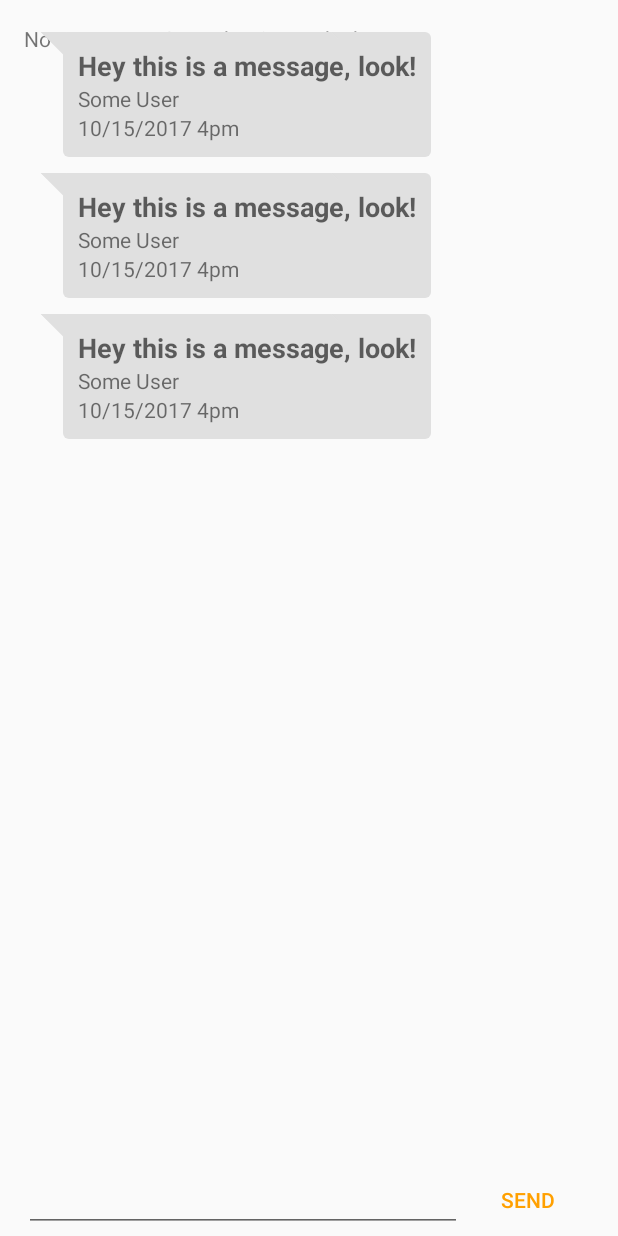
After one commit to MobileProgCS4322/OwlExchange, an Android app: the layout activity_item_chat.xml on its own in the app's theme, with its tools: preview values and no code run, on a phone screen of 412 x 824 dp. The commit adds this screen. Run offline under Robolectric (Android 15) with nearby library versions, the phone set to English and light mode, and no system bars.

Commit message:
primitive chatting added.  need to add notifications - filter if not user, and the all chats screen.

```diff
--- a/app/build.gradle
+++ b/app/build.gradle
@@ -53,4 +53,5 @@ dependencies {
 
 
 
+
 apply plugin: 'com.google.gms.google-services'
--- a/app/src/main/AndroidManifest.xml
+++ b/app/src/main/AndroidManifest.xml
@@ -59,7 +59,10 @@
         <activity
             android:name=".PostNewItemActivity"
             android:screenOrientation="portrait" />
-        <activity android:name=".ItemDetailActivity"></activity>
+        <activity android:name=".ItemDetailActivity" />
+        <activity
+            android:name=".ItemChatActivity"
+            android:label="@string/title_activity_item_chat"></activity>
     </application>
 
 </manifest>
--- a/app/src/main/java/cs4322si/myapplication/BasicActivity.java
+++ b/app/src/main/java/cs4322si/myapplication/BasicActivity.java
@@ -213,8 +213,12 @@ public class BasicActivity extends AppCompatActivity {
                     @Override
                     public void onItemClick(View view, int position) {
                         //Toast.makeText(getBaseContext(), model.category, Toast.LENGTH_SHORT).show();
+
+                        DatabaseReference itemRef = getRef(position);
+                        String itemKey = itemRef.getKey();
                         Intent i = new Intent(getBaseContext(), ItemDetailActivity.class);
                         i.putExtra("currentItem", (Parcelable) model);
+                        i.putExtra("itemKey", itemKey);
                         //BitmapDrawable drawable = (BitmapDrawable) holder.mPicture.getDrawable();
                         //Bitmap bitmap = drawable.getBitmap();
 
--- a/app/src/main/java/cs4322si/myapplication/Owlmessage.java
+++ b/app/src/main/java/cs4322si/myapplication/Owlmessage.java
@@ -11,18 +11,21 @@ public class Owlmessage {
     public String itemId;
     public String itemDescription;      //for convenience
 
+    public String message;      //for convenience
+
     public long timestamp = System.currentTimeMillis();
 
 
     public Owlmessage() {}
 
-    public Owlmessage(String senderUsername, String senderUserid, String receiverUsername, String receiverUserid, String itemId, String itemDescription) {
+    public Owlmessage(String senderUsername, String senderUserid, String receiverUsername, String receiverUserid, String itemId, String itemDescription, String message) {
         this.senderUsername = senderUsername;
         this.senderUserid = senderUserid;
         this.receiverUsername = receiverUsername;
         this.receiverUserid = receiverUserid;
         this.itemId = itemId;
         this.itemDescription = itemDescription;
+        this.message = message;
     }
 
 }
--- /dev/null
+++ b/app/src/main/res/drawable/ic_chat_message_arrow.xml
@@ -0,0 +1,15 @@
+<?xml version="1.0" encoding="utf-8"?>
+<rotate
+    xmlns:android="http://schemas.android.com/apk/res/android"
+    android:fromDegrees="45"
+    android:pivotX="-40%"
+    android:pivotY="87%"
+    android:toDegrees="45">
+    <shape
+        android:shape="rectangle">
+        <stroke
+            android:width="10dp"
+            android:color="@android:color/transparent" />
+        <solid android:color="@color/material_gray_300" />
+    </shape>
+</rotate>
--- /dev/null
+++ b/app/src/main/res/drawable/ic_chat_message_background.xml
@@ -0,0 +1,7 @@
+<?xml version="1.0" encoding="utf-8"?>
+<shape
+    xmlns:android="http://schemas.android.com/apk/res/android"
+    android:shape="rectangle">
+    <corners android:radius="4dp" />
+    <solid android:color="@color/material_gray_300" />
+</shape>
--- a/app/src/main/res/layout/activity_basic.xml
+++ b/app/src/main/res/layout/activity_basic.xml
@@ -22,8 +22,7 @@
 
     <include
         android:id="@+id/include"
-        layout="@layout/content_basic"
-        android:layout_weight="1" />
+        layout="@layout/content_basic" />
 
     <android.support.design.widget.FloatingActionButton
         android:id="@+id/fabMessaging"
--- /dev/null
+++ b/app/src/main/res/layout/activity_item_chat.xml
@@ -0,0 +1,57 @@
+<?xml version="1.0" encoding="utf-8"?>
+<RelativeLayout
+    xmlns:android="http://schemas.android.com/apk/res/android"
+    xmlns:tools="http://schemas.android.com/tools"
+    android:layout_width="match_parent"
+    android:layout_height="match_parent"
+    tools:context="cs4322si.myapplication.ItemChatActivity">
+
+    <TextView
+        android:id="@+id/emptyChatView"
+        android:layout_width="match_parent"
+        android:layout_height="wrap_content"
+        android:padding="16dp"
+        android:text="@string/start_chatting" />
+
+    <android.support.v7.widget.RecyclerView
+        android:id="@+id/messagesList"
+        android:layout_width="match_parent"
+        android:layout_height="match_parent"
+        android:layout_alignParentStart="true"
+        android:layout_alignParentLeft="true"
+        android:layout_alignParentTop="true"
+        android:clipToPadding="false"
+        android:padding="16dp"
+        tools:listitem="@layout/message" />
+
+    <LinearLayout
+        android:id="@+id/footer"
+        android:layout_width="match_parent"
+        android:layout_height="wrap_content"
+        android:layout_alignParentStart="true"
+        android:layout_alignParentLeft="true"
+        android:layout_alignParentBottom="true"
+        android:paddingStart="16dp"
+        android:paddingEnd="16dp"
+        android:paddingLeft="16dp"
+        android:orientation="horizontal">
+
+        <EditText
+            android:id="@+id/messageEdit"
+            android:layout_width="0dp"
+            android:layout_height="wrap_content"
+            android:layout_weight="1"
+            android:imeOptions="actionDone"
+            android:inputType="text" />
+
+        <Button
+            android:id="@+id/sendButton"
+            style="@style/Widget.AppCompat.Button.Borderless.Colored"
+            android:layout_width="wrap_content"
+            android:layout_height="wrap_content"
+            android:layout_gravity="bottom|end"
+            android:text="@string/send" />
+
+    </LinearLayout>
+
+</RelativeLayout>
--- a/app/src/main/res/layout/itemlayout.xml
+++ b/app/src/main/res/layout/itemlayout.xml
@@ -24,6 +24,7 @@
                 android:layout_height="wrap_content"
                 android:text="title"
                 android:textAlignment="textStart"
+                android:gravity="start"
                 android:textSize="18sp" />
 
             <TextView
@@ -32,6 +33,7 @@
                 android:layout_height="wrap_content"
                 android:text="category"
                 android:textAlignment="textStart"
+                android:gravity="start"
                 android:textSize="18sp" />
 
             <TextView
@@ -40,6 +42,7 @@
                 android:layout_height="wrap_content"
                 android:text="seller"
                 android:textAlignment="textStart"
+                android:gravity="start"
                 android:textSize="18sp" />
 
         </LinearLayout>
--- /dev/null
+++ b/app/src/main/res/layout/message.xml
@@ -0,0 +1,70 @@
+<?xml version="1.0" encoding="utf-8"?>
+<RelativeLayout
+    xmlns:android="http://schemas.android.com/apk/res/android"
+    xmlns:tools="http://schemas.android.com/tools"
+    android:id="@+id/message_container"
+    android:layout_width="match_parent"
+    android:layout_height="wrap_content"
+    android:paddingTop="5dp"
+    android:paddingBottom="5dp">
+
+    <FrameLayout
+        android:id="@+id/left_arrow"
+        android:layout_width="50dp"
+        android:layout_height="50dp"
+        android:layout_marginStart="2dp"
+        android:layout_marginLeft="2dp"
+        android:background="@drawable/ic_chat_message_arrow"
+        android:rotation="180" />
+
+
+    <LinearLayout
+        android:id="@+id/message"
+        android:layout_width="wrap_content"
+        android:layout_height="wrap_content"
+        android:layout_marginLeft="26dp"
+        android:layout_marginRight="26dp"
+        android:background="@drawable/ic_chat_message_background"
+        android:orientation="vertical"
+        android:padding="10dp">
+
+        <TextView
+            android:id="@+id/message_text"
+            style="@style/TextAppearance.AppCompat.Medium"
+            android:layout_width="wrap_content"
+            android:layout_height="wrap_content"
+            android:textIsSelectable="true"
+            android:textStyle="bold"
+            tools:text="Hey this is a message, look!" />
+
+        <TextView
+            android:id="@+id/name_text"
+            style="@style/TextAppearance.AppCompat.Small"
+            android:layout_width="wrap_content"
+            android:layout_height="wrap_content"
+            android:textIsSelectable="true"
+            tools:text="Some User" />
+
+        <TextView
+            android:id="@+id/timestamp_text"
+            style="@style/TextAppearance.AppCompat.Small"
+            android:layout_width="match_parent"
+            android:layout_height="wrap_content"
+            android:textIsSelectable="true"
+            tools:text="10/15/2017 4pm" />
+
+    </LinearLayout>
+
+    <FrameLayout
+        android:id="@+id/right_arrow"
+        android:layout_width="50dp"
+        android:layout_height="50dp"
+        android:layout_alignEnd="@+id/message"
+        android:layout_marginEnd="25dp"
+        android:layout_alignRight="@+id/message"
+        android:layout_marginRight="25dp"
+        android:layout_alignParentTop="true"
+        android:background="@drawable/ic_chat_message_arrow"
+        android:rotation="180" />
+
+</RelativeLayout>
--- a/app/src/main/res/values/strings.xml
+++ b/app/src/main/res/values/strings.xml
@@ -26,6 +26,11 @@
     <string name="action_settings">Settings</string>
     <string name="action_signout">Sign out</string>
     <string name="title_activity_settings">Settings</string>
+
+
+    <string name="start_chatting">No messages. Start chatting at the bottom!</string>
+    <string name="send">Send</string>
+
 
     <!-- Strings related to Settings -->
 
@@ -111,5 +116,6 @@
         <item>Entertainment</item>
         <item>Other</item>
     </string-array>
+    <string name="title_activity_item_chat">ItemChatActivity</string>
 
 </resources>
```
Also changed, not shown: app/src/main/java/cs4322si/myapplication/ItemChatActivity.java (added, +207 -0 lines), app/src/main/java/cs4322si/myapplication/ItemDetailActivity.java (+15 -0 lines), app/src/main/java/cs4322si/myapplication/OwlmessageHolder.java (added, +85 -0 lines), app/src/main/res/layout/activity_register.xml (+3 -6 lines), app/src/main/res/values/colors.xml (+30 -0 lines).
